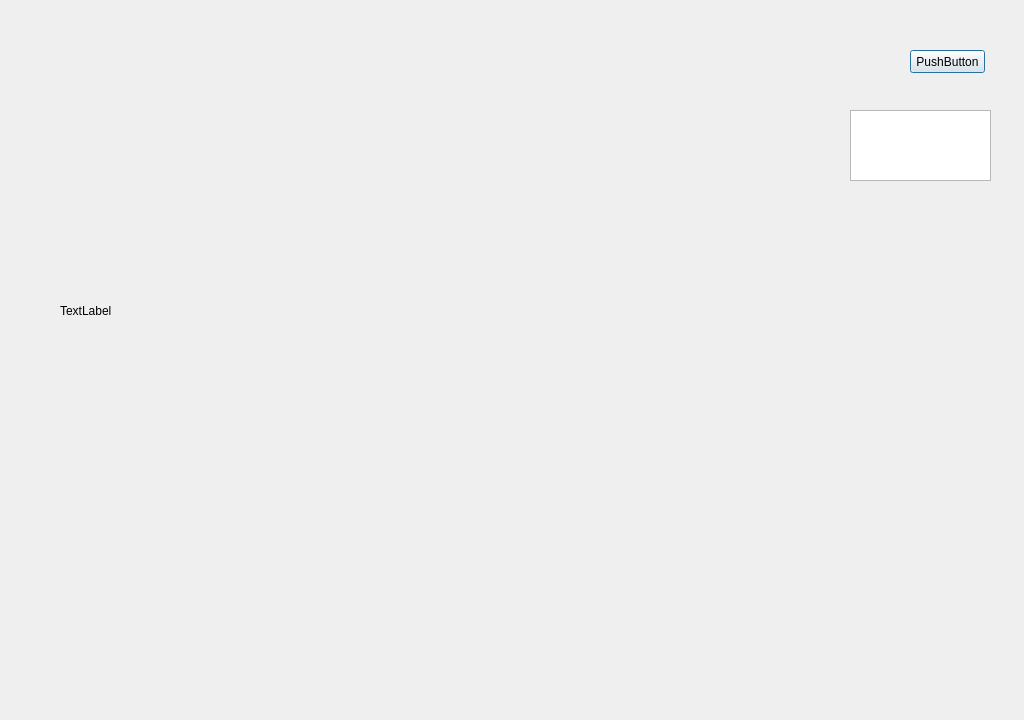
Qt form dialog.ui (EugChesn/GuiClient) before a commit.
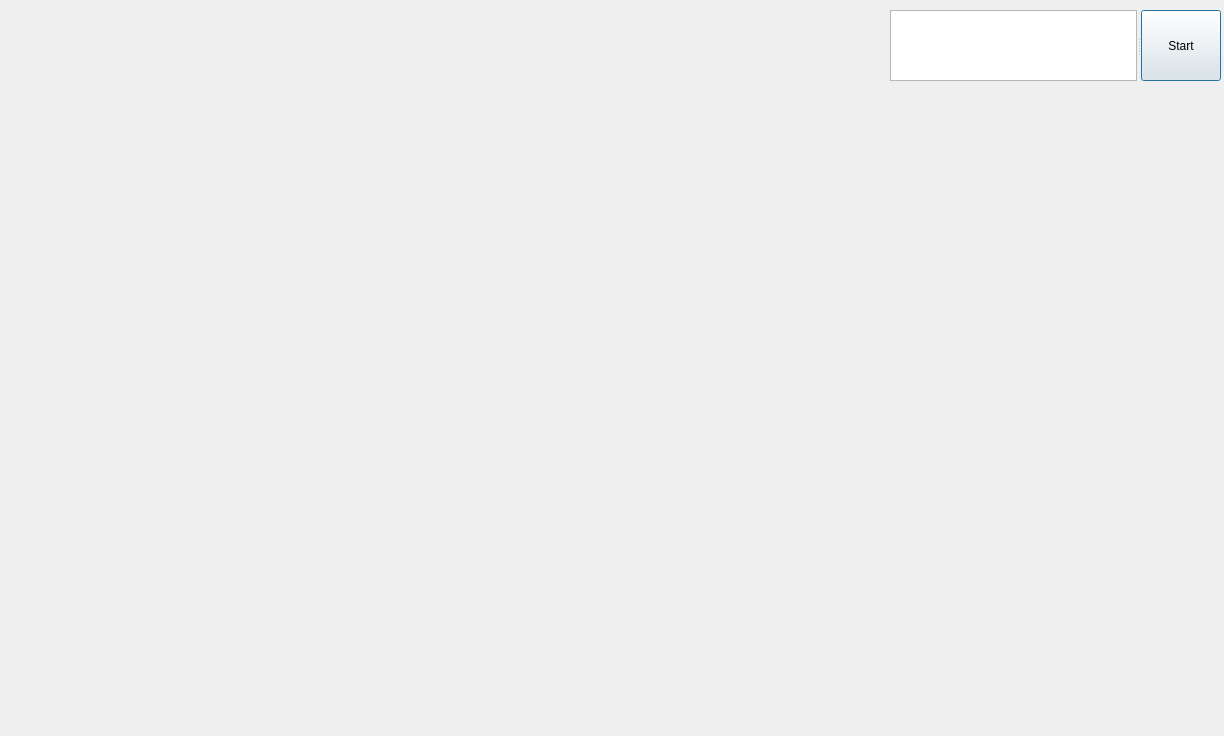
The same form after that commit.

What changed in the file:
```diff
--- a/dialog.ui
+++ b/dialog.ui
@@ -6,48 +6,44 @@
    <rect>
     <x>0</x>
     <y>0</y>
-    <width>1024</width>
-    <height>720</height>
+    <width>1224</width>
+    <height>736</height>
    </rect>
   </property>
   <property name="windowTitle">
    <string>Dialog</string>
   </property>
-  <widget class="QPushButton" name="pushButton">
-   <property name="geometry">
-    <rect>
-     <x>910</x>
-     <y>50</y>
-     <width>75</width>
-     <height>23</height>
-    </rect>
-   </property>
-   <property name="text">
-    <string>PushButton</string>
-   </property>
-  </widget>
   <widget class="QLabel" name="label">
    <property name="geometry">
     <rect>
-     <x>60</x>
-     <y>90</y>
-     <width>511</width>
-     <height>441</height>
+     <x>20</x>
+     <y>20</y>
+     <width>800</width>
+     <height>600</height>
     </rect>
    </property>
    <property name="text">
-    <string>TextLabel</string>
+    <string/>
    </property>
   </widget>
-  <widget class="QPlainTextEdit" name="plainTextEdit">
+  <widget class="QSplitter" name="splitter">
    <property name="geometry">
     <rect>
-     <x>850</x>
-     <y>110</y>
-     <width>141</width>
+     <x>890</x>
+     <y>10</y>
+     <width>331</width>
      <height>71</height>
     </rect>
    </property>
+   <property name="orientation">
+    <enum>Qt::Horizontal</enum>
+   </property>
+   <widget class="QPlainTextEdit" name="plainTextEdit"/>
+   <widget class="QPushButton" name="pushButton">
+    <property name="text">
+     <string>Start</string>
+    </property>
+   </widget>
   </widget>
  </widget>
  <resources/>
```
